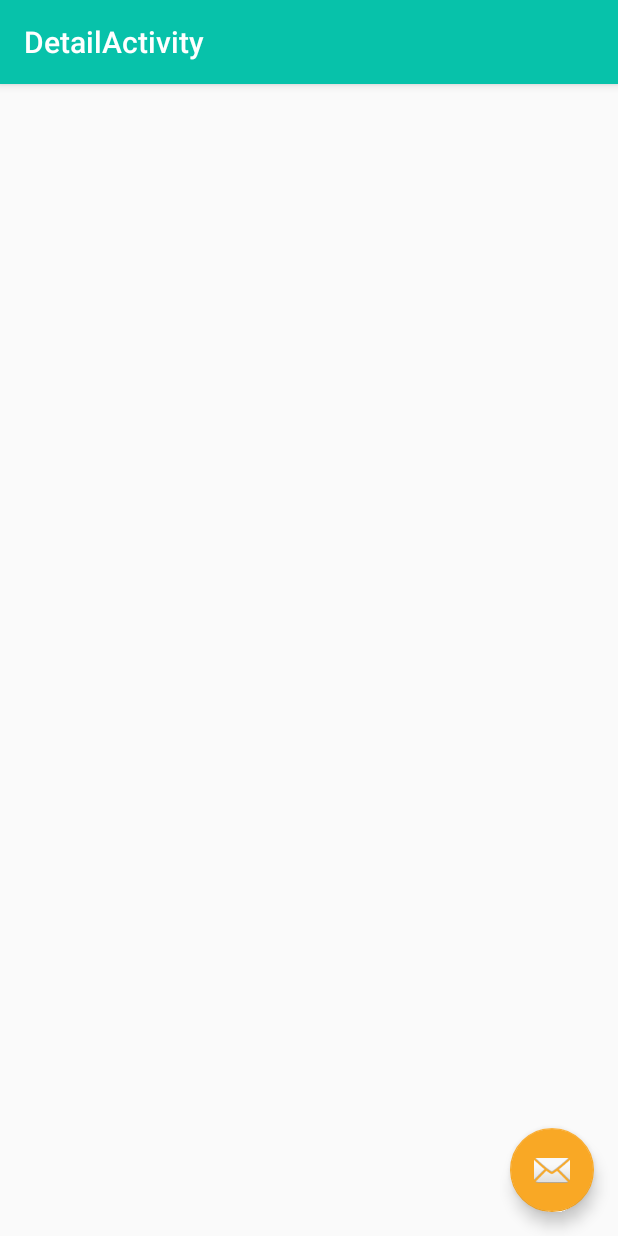
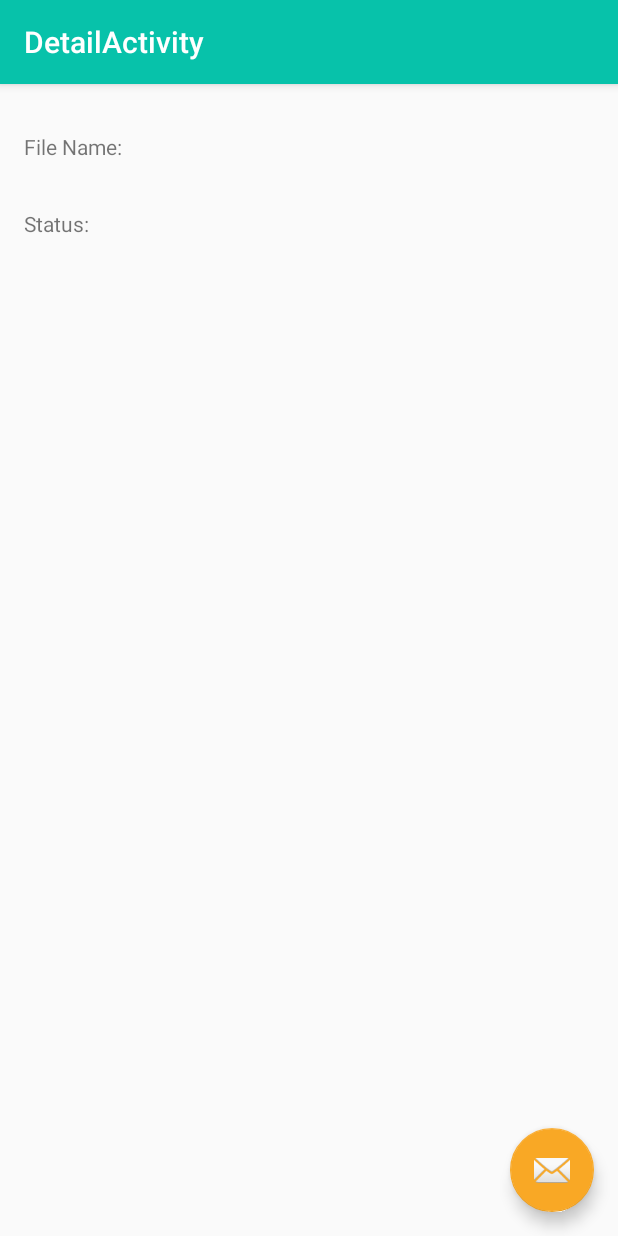
Before and after one commit to irynamalankau/LoadApp, an Android app: the DetailActivity screen opened directly, with no data from a screen before it, on a phone screen of 412 x 824 dp. Run offline under Robolectric (Android 15) with nearby library versions, the phone set to English and light mode, and no system bars.

Commit message:
add detail screen layout

```diff
--- a/app/src/main/res/layout/content_detail.xml
+++ b/app/src/main/res/layout/content_detail.xml
@@ -2,10 +2,51 @@
 <androidx.constraintlayout.widget.ConstraintLayout xmlns:android="http://schemas.android.com/apk/res/android"
     xmlns:app="http://schemas.android.com/apk/res-auto"
     xmlns:tools="http://schemas.android.com/tools"
+    android:id="@+id/file_description"
     android:layout_width="match_parent"
     android:layout_height="match_parent"
     app:layout_behavior="@string/appbar_scrolling_view_behavior"
     tools:context=".DetailActivity"
     tools:showIn="@layout/activity_detail">
 
+    <TextView
+        android:id="@+id/lable_file_name"
+        android:layout_width="wrap_content"
+        android:layout_height="wrap_content"
+        android:layout_marginStart="16dp"
+        android:layout_marginTop="32dp"
+        android:text="@string/label_file_name"
+        app:layout_constraintStart_toStartOf="parent"
+        app:layout_constraintTop_toTopOf="parent" />
+
+    <TextView
+        android:id="@+id/file_name"
+        android:layout_width="0dp"
+        android:layout_height="wrap_content"
+        android:layout_marginStart="24dp"
+        android:layout_marginEnd="16dp"
+        app:layout_constraintEnd_toEndOf="parent"
+        app:layout_constraintStart_toEndOf="@+id/lable_file_name"
+        app:layout_constraintTop_toTopOf="@+id/lable_file_name"
+        tools:text="@string/label_radio_button_retrofit" />
+
+    <TextView
+        android:id="@+id/lable_status"
+        android:layout_width="wrap_content"
+        android:layout_height="wrap_content"
+        android:layout_marginStart="16dp"
+        android:layout_marginTop="32dp"
+        android:text="@string/label_status"
+        app:layout_constraintStart_toStartOf="parent"
+        app:layout_constraintTop_toBottomOf="@+id/lable_file_name" />
+
+    <TextView
+        android:id="@+id/status"
+        android:layout_width="wrap_content"
+        android:layout_height="wrap_content"
+        app:layout_constraintStart_toStartOf="@+id/file_name"
+        app:layout_constraintTop_toTopOf="@+id/lable_status"
+        tools:text="Fail" />
+
+
 </androidx.constraintlayout.widget.ConstraintLayout>
--- a/app/src/main/res/layout/content_main.xml
+++ b/app/src/main/res/layout/content_main.xml
@@ -51,13 +51,24 @@
             android:text="@string/label_radio_button_retrofit" />
     </RadioGroup>
 
-    <com.udacity.LoadingButton
+    <Button
+        android:id="@+id/button"
+        android:layout_width="wrap_content"
+        android:layout_height="wrap_content"
+        android:layout_marginBottom="24dp"
+        android:text="Button"
+        app:layout_constraintBottom_toBottomOf="parent"
+        app:layout_constraintEnd_toEndOf="parent"
+        app:layout_constraintStart_toStartOf="parent" />
+
+
+    <!--<com.udacity.LoadingButton
         android:id="@+id/custom_button"
         android:layout_width="0dp"
         android:layout_height="60dp"
         android:layout_margin="20dp"
         app:layout_constraintBottom_toBottomOf="parent"
         app:layout_constraintEnd_toEndOf="parent"
-        app:layout_constraintStart_toStartOf="parent" />
+        app:layout_constraintStart_toStartOf="parent" />-->
 
 </androidx.constraintlayout.widget.ConstraintLayout>
--- a/app/src/main/res/values/strings.xml
+++ b/app/src/main/res/values/strings.xml
@@ -15,5 +15,7 @@
     <string name="label_radio_button_glide">Glide - Image Loading Library by Bump Tech</string>
     <string name="label_radio_button_repository">LoadApp - Current repository by Udacity</string>
     <string name="label_radio_button_retrofit">Retrofit - Type-safe HTTP client for Android and Java by Square, Inc </string>
-    <string name="description_download_icon">download icon</string>
+    <string name="description_download_icon">Download icon</string>
+    <string name="label_file_name">File Name:</string>
+    <string name="label_status">Status:</string>
 </resources>
```
